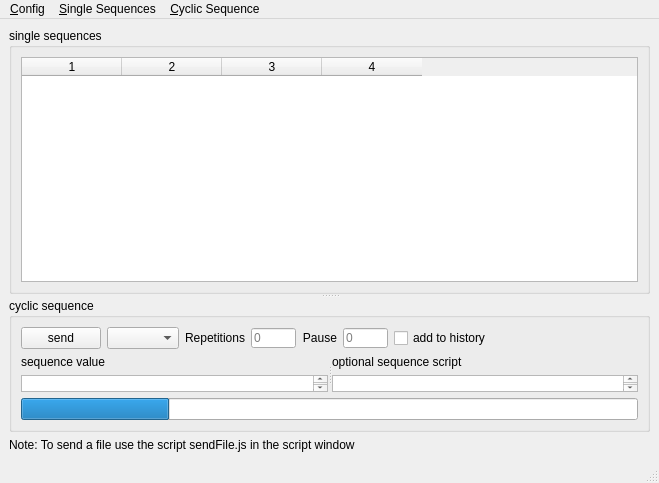
Above: ScriptCommunicator/sendwindow.ui from szieke/ScriptCommunicator_serial-terminal before the change. Below: the same form after it.
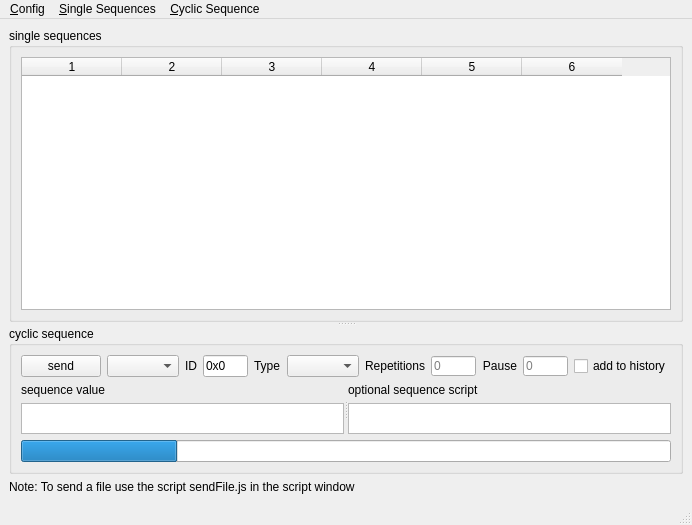
That is the form after the change. Icons and pictures are not drawn. Custom widgets are drawn as their Qt base class.

What changed in the file:
```diff
--- a/ScriptCommunicator/sendwindow.ui
+++ b/ScriptCommunicator/sendwindow.ui
@@ -6,8 +6,8 @@
    <rect>
     <x>0</x>
     <y>0</y>
-    <width>659</width>
-    <height>483</height>
+    <width>692</width>
+    <height>525</height>
    </rect>
   </property>
   <property name="sizePolicy">
@@ -68,7 +68,7 @@
            <number>0</number>
           </property>
           <property name="columnCount">
-           <number>4</number>
+           <number>6</number>
           </property>
           <attribute name="horizontalHeaderVisible">
            <bool>true</bool>
@@ -89,6 +89,8 @@
           <column/>
           <column/>
           <column/>
+          <column/>
+          <column/>
          </widget>
         </item>
        </layout>
@@ -99,7 +101,7 @@
        </property>
        <layout class="QVBoxLayout" name="verticalLayout_4" stretch="0,1,0">
         <item>
-         <layout class="QHBoxLayout" name="horizontalLayout">
+         <layout class="QHBoxLayout" name="horizontalLayout" stretch="0,0,0,0,0,0,0,0,0,0,0,1">
           <item>
            <widget class="QPushButton" name="SendPushButton">
             <property name="enabled">
@@ -117,6 +119,30 @@
             </property>
            </widget>
           </item>
+          <item>
+           <widget class="QLabel" name="CanIdLabel">
+            <property name="text">
+             <string>ID</string>
+            </property>
+           </widget>
+          </item>
+          <item>
+           <widget class="HexLineEdit" name="CanIdLineEdit">
+            <property name="text">
+             <string>0x0</string>
+            </property>
+           </widget>
+          </item>
+          <item>
+           <widget class="QLabel" name="CanTypeLabel">
+            <property name="text">
+             <string>Type</string>
+            </property>
+           </widget>
+          </item>
+          <item>
+           <widget class="QComboBox" name="CanTypeBox"/>
+          </item>
           <item>
            <widget class="QLabel" name="Repetition_Label">
             <property name="toolTip">
@@ -337,7 +363,7 @@
     <rect>
      <x>0</x>
      <y>0</y>
-     <width>659</width>
+     <width>692</width>
      <height>21</height>
     </rect>
    </property>
@@ -579,6 +605,11 @@
    <extends>QPlainTextEdit</extends>
    <header location="global">sendwindow.h</header>
   </customwidget>
+  <customwidget>
+   <class>HexLineEdit</class>
+   <extends>QLineEdit</extends>
+   <header>hexLineEdit.h</header>
+  </customwidget>
   <customwidget>
    <class>SequenceTableView</class>
    <extends>QTableWidget</extends>
```
